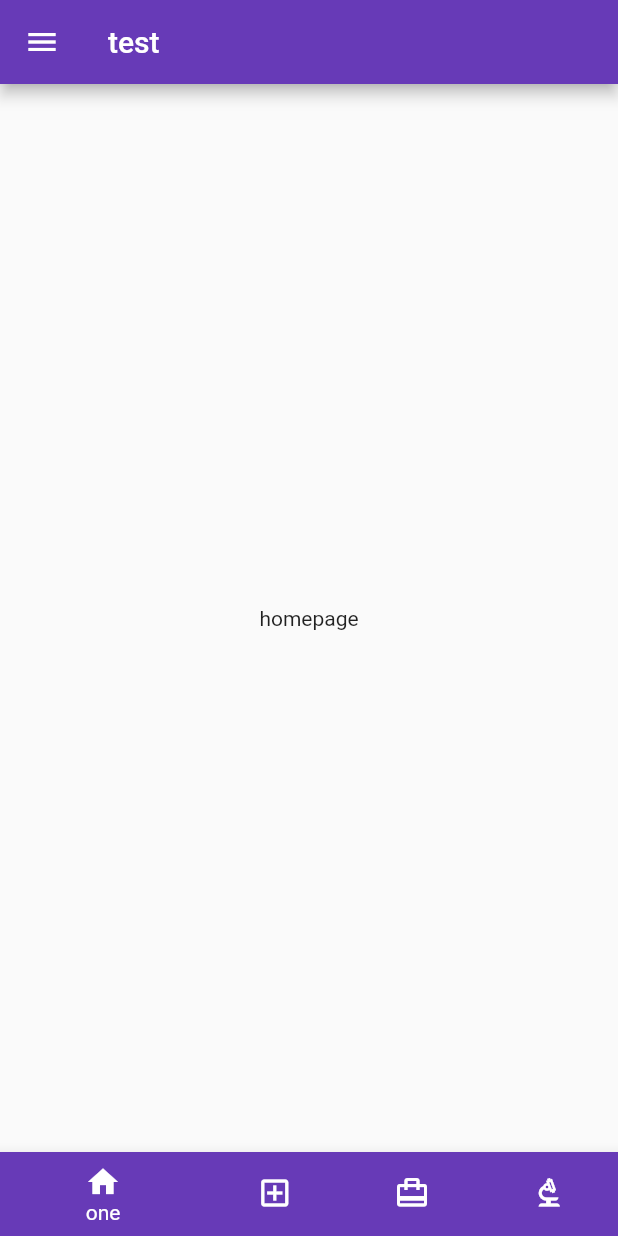
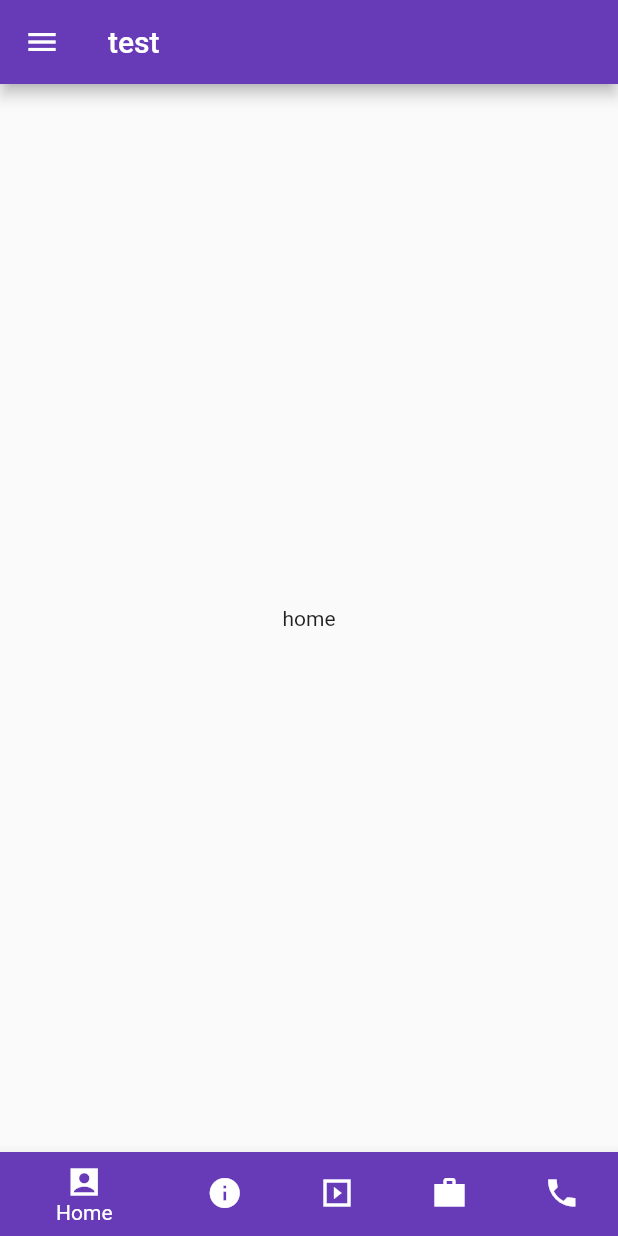
Before and after one commit to capturecoder/drawer, a Flutter app: the screen it shows after launch, on a phone screen of 412 x 824 dp. Run offline on Flutter 3.47's test engine with Material 2 defaults, Android fonts, the phone set to English and light mode, and no system bars.

```diff
--- a/lib/drawer.dart
+++ b/lib/drawer.dart
@@ -1,11 +1,23 @@
 import 'package:flutter/material.dart';
 import 'page.dart';
 
-class MyDrawer extends StatelessWidget {
+class MyDrawer extends StatefulWidget {
+  @override
+  _MyDrawerState createState() => _MyDrawerState();
+}
+
+class _MyDrawerState extends State<MyDrawer> {
+  int _currentIndex = 0;
+  final tabs = [
+    Center(child: Text("home")),
+    Center(child: Text("About me")),
+    Center(child: Text("My work")),
+    Center(child: Text("Services")),
+    Center(child: Text("lets connect")),
+  ];
   @override
   Widget build(BuildContext context) {
-    return SafeArea(
-      child: Scaffold(
+    return Scaffold(
       appBar: new AppBar(
         title: new Text("test"),
         //elevation: defaultTargetPlatform == TargetPlatform.android?5.0:0.0,
@@ -32,8 +44,7 @@ class MyDrawer extends StatelessWidget {
               onTap: () {
                 Navigator.of(context).pop();
                 Navigator.of(context).push(new MaterialPageRoute(
-                      builder: (BuildContext context) =>
-                          new MyPage("Page one")));
+                    builder: (BuildContext context) => new MyPage("Page one")));
               },
             ),
             new ListTile(
@@ -42,8 +53,7 @@ class MyDrawer extends StatelessWidget {
               onTap: () {
                 Navigator.of(context).pop();
                 Navigator.of(context).push(new MaterialPageRoute(
-                      builder: (BuildContext context) =>
-                          new MyPage("Page two")));
+                    builder: (BuildContext context) => new MyPage("Page two")));
               },
             ),
             new ListTile(
@@ -65,31 +75,37 @@ class MyDrawer extends StatelessWidget {
           ],
         ),
       ),
-        body: new Container(
-          child: new Center(
-            child: new Text("homepage"),
-          ),
-        ),
+      body: tabs[_currentIndex],
       bottomNavigationBar: BottomNavigationBar(
+        currentIndex: _currentIndex,
+        // type: BottomNavigationBarType.fixed,
         items: [
           BottomNavigationBarItem(
-               icon: Icon(Icons.home),
-               label: "one",
+              icon: Icon(Icons.account_box_sharp),
+              label: "Home",
               backgroundColor: Colors.deepPurple),
           BottomNavigationBarItem(
-               icon: Icon(Icons.add_box_outlined),
-               label: "two",
-               backgroundColor: Colors.black),
+              icon: Icon(Icons.info_sharp),
+              label: "About me",
+              backgroundColor: Colors.deepPurple),
           BottomNavigationBarItem(
-               icon: Icon(Icons.card_travel),
-               label: "add",
-               backgroundColor: Colors.black),
+              icon: Icon(Icons.slideshow_sharp),
+              label: "My Work",
+              backgroundColor: Colors.deepPurple),
           BottomNavigationBarItem(
-                icon: Icon(Icons.biotech_outlined),
-                label: "add",
-                backgroundColor: Colors.black)
+              icon: Icon(Icons.work_sharp),
+              label: "Services",
+              backgroundColor: Colors.deepPurple),
+          BottomNavigationBarItem(
+              icon: Icon(Icons.call_sharp),
+              label: "Connect",
+              backgroundColor: Colors.deepPurple)
         ],
-        ),
+        onTap: (index) {
+          setState(() {
+            _currentIndex = index;
+          });
+        },
       ),
     );
   }
```
Lines whose indentation alone changed are shown as unchanged.
